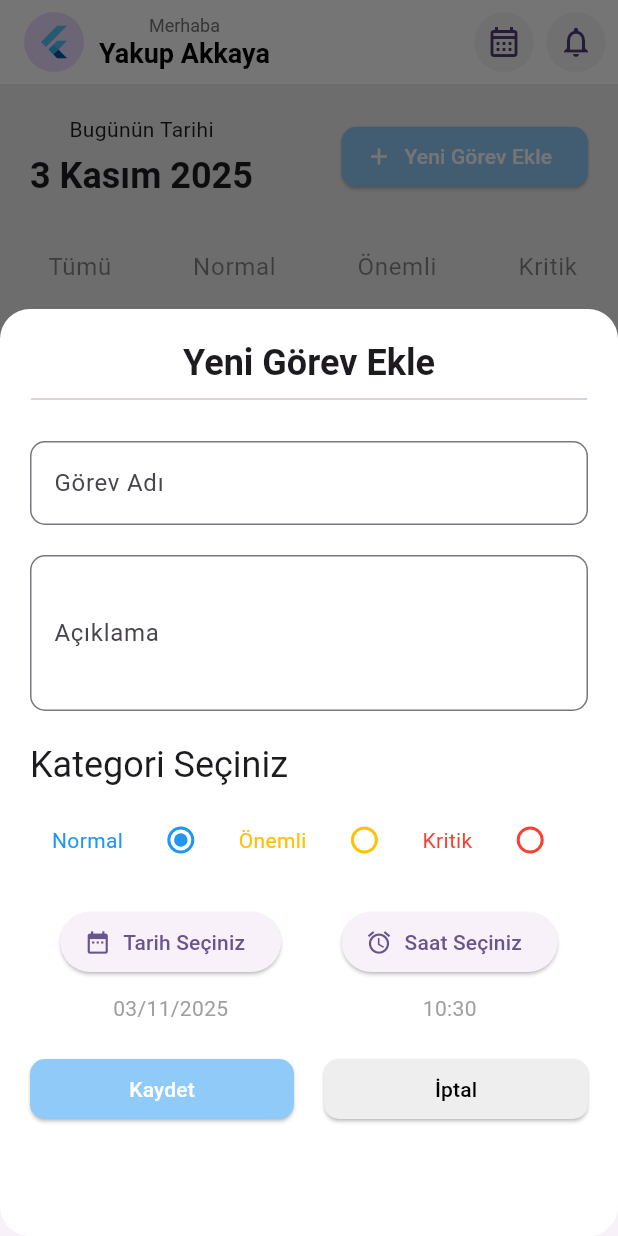
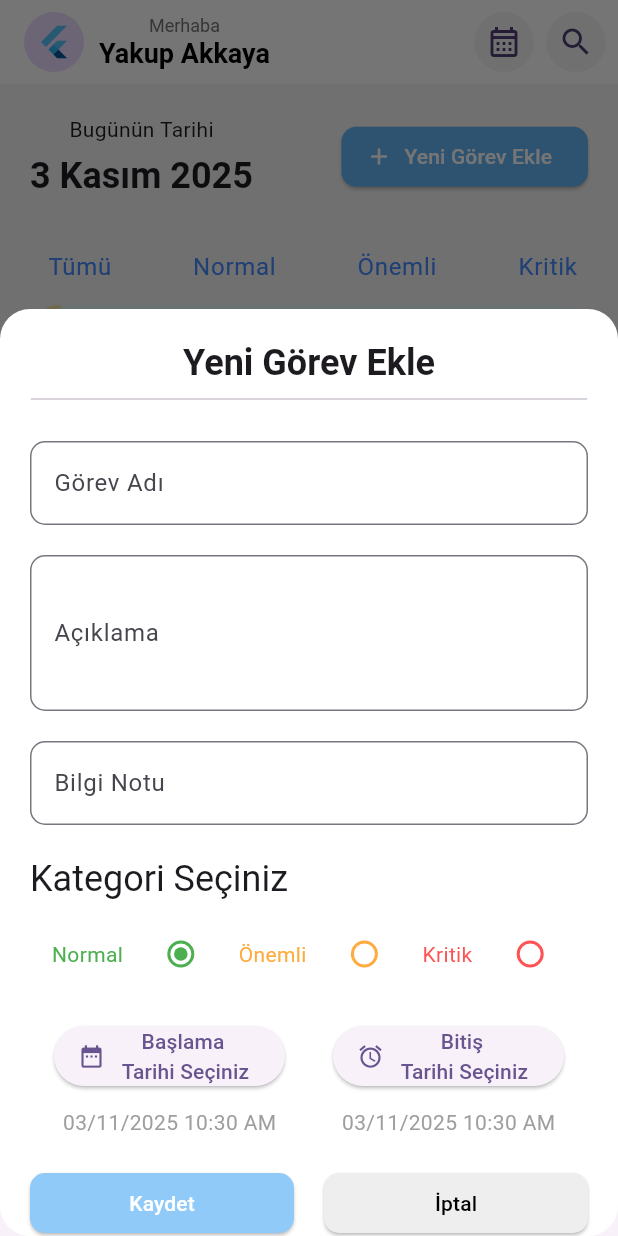
Before and after one commit to ykakkaya/todoapp-riverpod-firebase, a Flutter app: the screen it shows after launch, after a tap on "Yeni Görev Ekle", on a phone screen of 412 x 824 dp. Run offline on Flutter 3.47's test engine with Material 3 defaults, Android fonts, the phone set to English and light mode, and no system bars; our stand-ins replace flutter_datetime_picker_plus, flutter_riverpod, gap.

Commit message:
task-uı

```diff
--- a/lib/providers/taskProviders/category_radio_provider.dart
+++ b/lib/providers/taskProviders/category_radio_provider.dart
@@ -5,6 +5,10 @@ class RadioButtonNotifier extends Notifier<String> {
    build() {
     return 'Normal';
   }
+
+  void setRadioValue(String value) {
+    state = value;
+  }
 }
 
 final radioButtonProvider =
--- a/lib/providers/taskProviders/task_add_date_provider.dart
+++ b/lib/providers/taskProviders/task_add_date_provider.dart
@@ -1,6 +1,6 @@
 import 'package:flutter_riverpod/flutter_riverpod.dart';
 
-class TaskAddDateNotifier extends Notifier<DateTime> {
+class TaskAddStartDateNotifier extends Notifier<DateTime> {
   @override
    build() {
     return DateTime.now();
@@ -11,11 +11,11 @@ class TaskAddDateNotifier extends Notifier<DateTime> {
   }
 }
 
-final taskAddDateProvider =
-    NotifierProvider<TaskAddDateNotifier, DateTime>(TaskAddDateNotifier.new);
+final taskAddStartDateProvider =
+    NotifierProvider<TaskAddStartDateNotifier, DateTime>(TaskAddStartDateNotifier.new);
 
 
-class TaskAddTimeNotifier extends Notifier<DateTime> {
+class TaskAddEndTimeNotifier extends Notifier<DateTime> {
   @override
    build() {
     return DateTime.now();
@@ -25,5 +25,5 @@ class TaskAddTimeNotifier extends Notifier<DateTime> {
   }
 }
 
-final taskAddTimeProvider =
-    NotifierProvider<TaskAddTimeNotifier, DateTime>(TaskAddTimeNotifier.new);
+final taskAddEndTimeProvider =
+    NotifierProvider<TaskAddEndTimeNotifier, DateTime>(TaskAddEndTimeNotifier.new);
--- a/lib/utils/project_text.dart
+++ b/lib/utils/project_text.dart
@@ -8,10 +8,13 @@ class ProjectText {
   static final String taskNameHint = 'İş Giriniz...';
   static final String descriptionLabel = 'Açıklama';
   static final String descriptionHint = 'Açıklama Giriniz...';
+  static final String infoDescriptionLabel = 'Bilgi Notu';
+  static final String infoDescriptionHint = 'Bilgi Notu Giriniz...';
   static final String categorySelect = 'Kategori Seçiniz';
-  static final String dateSelect = 'Tarih Seçiniz';
-  static final String timeSelect = 'Saat Seçiniz';
+  static final String startDateSelect = 'Başlama\n Tarihi Seçiniz';
+  static final String endDateSelect = 'Bitiş\n Tarihi Seçiniz';
   static final String noDateSelected = 'Tarih Seçilmedi';
+
 
   static final String savedButton = 'Kaydet';
   static final String cancelButton = 'İptal';
--- a/lib/views/home_page.dart
+++ b/lib/views/home_page.dart
@@ -1,5 +1,7 @@
 import 'package:flutter/material.dart';
 import 'package:gap/gap.dart';
+import 'package:todoapp/widgets/TaskArea/personel_list.dart';
+import 'package:todoapp/widgets/TaskArea/task_card.dart';
 import 'package:todoapp/widgets/category_area.dart';
 import 'package:todoapp/widgets/custom_appbar.dart';
 import 'package:todoapp/widgets/task_top_area.dart';
@@ -10,20 +12,27 @@ class HomePage extends StatelessWidget {
   @override
   Widget build(BuildContext context) {
     return Scaffold(
-      backgroundColor: Colors.grey.shade200,
+      backgroundColor: Colors.grey.shade100,
       appBar: CustomAppbar(title: 'Yakup Akkaya',),
       body:Padding(
         padding: const EdgeInsets.symmetric(horizontal: 20),
-        child: SingleChildScrollView(
-          child:Column(
+        child: Column(
           children: [
             Gap(20),
             TaskTopArea(),
             Gap(20),
             CategoryArea(),
-
+            //TaskArea(),
+           Expanded(
+             child: ListView.separated(
+              itemCount: 25,
+              separatorBuilder: (BuildContext context, int index) => const Gap(20),
+              itemBuilder: (BuildContext context, int index) {
+                return TaskCard(index: index,);
+              },
+                         ),
+           )
           ],
-          )
         ),
       )
     );
--- /dev/null
+++ b/lib/widgets/TaskArea/personel_list.dart
@@ -0,0 +1,31 @@
+import 'package:flutter/material.dart';
+import 'package:gap/gap.dart';
+
+class PersonelList extends StatelessWidget {
+  const PersonelList({
+    super.key,
+  });
+
+  @override
+  Widget build(BuildContext context) {
+    return SizedBox(
+  height: 50, // veya Chip boyutuna uygun bir yükseklik
+  child: ListView.builder(
+    itemCount: 5,
+    scrollDirection: Axis.horizontal,
+    shrinkWrap: true,
+    itemBuilder: (context, index) {
+      return Row(
+        children: [
+          Chip(
+            label: const Text('Atanan Personel',style: TextStyle(color: Colors.white),),
+            backgroundColor: Colors.blueAccent,
+          ),
+          const Gap(10),
+        ],
+      );
+    },
+  ),
+);
+  }
+}
--- /dev/null
+++ b/lib/widgets/TaskArea/task_card.dart
@@ -0,0 +1,93 @@
+// ignore_for_file: public_member_api_docs, sort_constructors_first
+import 'package:flutter/material.dart';
+import 'package:gap/gap.dart';
+
+import 'package:todoapp/widgets/TaskArea/personel_list.dart';
+
+class TaskCard extends StatelessWidget {
+  int index;
+  TaskCard({
+    Key? key,
+    required this.index,
+  }) : super(key: key);
+
+  Color sideColor(index){
+    if(index%3==0){
+      return Colors.amberAccent.withValues(alpha: 0.4);
+    }else if(index%3==1){
+      return Colors.greenAccent.withValues(alpha: 0.4);
+    }else{
+      return Colors.blueAccent.withValues(alpha: 0.4);
+    }
+  }
+
+  @override
+  Widget build(BuildContext context) {
+    return ClipRRect(
+      borderRadius: BorderRadius.all(Radius.circular( 20)),
+      child: Container(
+
+        width: double.infinity,
+        decoration: BoxDecoration(
+          color: Colors.lightBlueAccent.withValues(alpha: 0.075),
+        ),
+        child: IntrinsicHeight(
+          child: Row(
+            crossAxisAlignment: CrossAxisAlignment.stretch,
+            children: [
+              //Yan Kategori Barı
+              Container(width: MediaQuery.of(context).size.width*0.05,
+              color: sideColor(index),
+              ),
+              //Ana İçerik Alanı
+              Expanded(
+                child: Padding(
+                  padding: const EdgeInsets.all(8.0),
+                  child: Column(
+                    crossAxisAlignment: CrossAxisAlignment.start,
+                    mainAxisSize: MainAxisSize.min,
+                    children: [
+                      Text('A8 Bilişim San.Tic.Ltd.Şti.',style: TextStyle(fontSize: 16,fontWeight: FontWeight.bold,decoration: TextDecoration.underline),
+                      ),
+                      Gap(10),
+                      Text("Açıklama Alanı:",style: TextStyle(fontWeight: FontWeight.bold,
+                      )),
+                      Text('Toplantı Notları Alınacak ve Müşteri ile Görüşülecek.Toplantı Notları Alınacak ve Müşteri ile Görüşülecek.Toplantı Notları Alınacak ve Müşteri ile Görüşülecek.',overflow: TextOverflow.ellipsis,
+                      maxLines: 2,),
+                      Gap(10),
+                      Text("Bilgi Notu:",style: TextStyle(fontWeight: FontWeight.bold),),
+                      Text('Bilgi Notu Buraya Gelecek.',overflow: TextOverflow.ellipsis,
+                      maxLines: 2,),
+                      Gap(10),
+                      Row(
+                        mainAxisAlignment: MainAxisAlignment.spaceBetween,
+                        children: [
+                          Column(
+                            children: [
+                              Text("Başlama Tarihi",style: TextStyle(fontWeight: FontWeight.bold),),
+                              Text('20.06.2025 13:00'),
+                            ],
+                          ),
+                           Column(
+                            children: [
+                              Text("Başlama Tarihi",style: TextStyle(fontWeight: FontWeight.bold),),
+                              Text('20.06.2025 15:00'),
+                            ],
+                          )
+                        ],
+                      ),
+
+                      PersonelList()
+                    ],
+                  ),
+                ),
+              ),
+              IconButton(onPressed: (){}, icon: Icon(Icons.settings_outlined,color: Colors.black26.withValues(alpha: 0.6),)),
+
+            ],
+          ),
+        ),
+      ),
+    );
+  }
+}
--- a/lib/widgets/category_area.dart
+++ b/lib/widgets/category_area.dart
@@ -19,7 +19,7 @@ class CategoryArea extends StatelessWidget {
         final item = categoryLabels[category] ?? category.name;
           return Row(
             children: [
-              TextButton(onPressed: (){}, child: Text(  item,style: Theme.of(context).textTheme.bodyLarge?.copyWith(color: Colors.black45),)),
+              TextButton(onPressed: (){}, child: Text(  item,style: Theme.of(context).textTheme.bodyLarge?.copyWith(color: Colors.blueAccent),)),
               Gap(30)
             ],
           );
--- a/lib/widgets/custom_appbar.dart
+++ b/lib/widgets/custom_appbar.dart
@@ -43,7 +43,7 @@ class _CustomAppbarState extends State<CustomAppbar> {
           child: CircleAvatar(
             backgroundColor: Colors.grey.shade100,
             child: IconButton(
-              icon: Icon(Icons.notifications_none),
+              icon: Icon(Icons.search_outlined),
               onPressed: () {},
             ),
           ),
--- a/lib/widgets/form/category_radio_group.dart
+++ b/lib/widgets/form/category_radio_group.dart
@@ -13,25 +13,25 @@ class CategoryRadioGroup extends ConsumerWidget {
     return RadioGroup(
       groupValue: ref.watch(radioButtonProvider),
       onChanged: (value) {
-       ref.read(radioButtonProvider.notifier).state = value!;
+       ref.read(radioButtonProvider.notifier).setRadioValue(value!);
       },
       child: Row(
         mainAxisAlignment: MainAxisAlignment.spaceEvenly,
         children: [
-          Text(CategoryEnum.Normal.label, style: TextStyle(color: Colors.blue)),
+          Text(CategoryEnum.Normal.label, style: TextStyle(color: Colors.green)),
           Radio(
             value: CategoryEnum.Normal.label,
-            fillColor: WidgetStatePropertyAll(Colors.blue),
+            fillColor: WidgetStatePropertyAll(Colors.green),
           ),
-          Text(CategoryEnum.Onemli.label, style: TextStyle(color: Colors.amber)),
+          Text(CategoryEnum.Onemli.label, style: TextStyle(color: Colors.orangeAccent)),
           Radio(
             value: CategoryEnum.Onemli.label,
-            fillColor: WidgetStatePropertyAll(Colors.amber),
+            fillColor: WidgetStatePropertyAll(Colors.orangeAccent),
           ),
-          Text(CategoryEnum.Kritik.label, style: TextStyle(color: Colors.red)),
+          Text(CategoryEnum.Kritik.label, style: TextStyle(color: Colors.redAccent)),
           Radio(
             value: CategoryEnum.Kritik.label,
-            fillColor: WidgetStatePropertyAll(Colors.red),
+            fillColor: WidgetStatePropertyAll(Colors.redAccent),
           ),
 
         ],
--- a/lib/widgets/form/form_button.dart
+++ b/lib/widgets/form/form_button.dart
@@ -5,7 +5,7 @@ class FormButton extends StatelessWidget {
   final String buttonText;
   final Color backgroundColor;
   final Color textColor;
-  FormButton({
+  const FormButton({
     Key? key,
     required this.buttonText,
     required this.backgroundColor,
--- a/lib/widgets/form/form_datetime_select.dart
+++ b/lib/widgets/form/form_datetime_select.dart
@@ -16,36 +16,36 @@ class FormDateTimeSelect extends ConsumerWidget {
     return Row(
       mainAxisAlignment: MainAxisAlignment.spaceAround,
       children: [
-        //Tarih Seçici Butonu
+        //Başlama Tarih Seçici
             Column(
               children: [
                 ElevatedButton.icon(onPressed: (){
-                  DatePicker.showDatePicker(context,
+                  DatePicker.showDateTimePicker(context,
                   showTitleActions: true,
                    onConfirm: (date) {
-                    ref.read(taskAddDateProvider.notifier).setDate(date);
+                    ref.read(taskAddStartDateProvider.notifier).setDate(date);
                   },
                   minTime: DateTime(2020, 1, 1),
                   currentTime: DateTime.now(),
                   locale: LocaleType.tr);
-                }, label: Text(ProjectText.dateSelect,), icon: Icon(Icons.date_range)),
+                }, label: Text(ProjectText.startDateSelect,textAlign: TextAlign.center,), icon: Icon(Icons.date_range)),
                 Gap(10),
-                Text(ref.watch(taskAddDateProvider) == null ? ProjectText.noDateSelected : DateFormat('dd/MM/yyyy').format(ref.watch(taskAddDateProvider)!),style: TextStyle(color: Colors.grey), )
+                Text(DateFormat('dd/MM/yyyy hh:mm a').format(ref.watch(taskAddStartDateProvider)!),style: TextStyle(color: Colors.grey), ),
               ],
             ),
-        //Saat Seçici Butonu
+        //Bitiş Tarih Seçici
            Column(
              children: [
                ElevatedButton.icon(onPressed: (){
-                  DatePicker.showTimePicker(context,
+                  DatePicker.showDateTimePicker(context,
                   showTitleActions: true, onConfirm: (date) {
-                    ref.read(taskAddTimeProvider.notifier).setTime(date);
+                    ref.read(taskAddEndTimeProvider.notifier).setTime(date);
                   }, currentTime: DateTime.now(),
                   locale: LocaleType.tr
                   );
-               }, label: Text(ProjectText.timeSelect), icon: Icon(Icons.alarm)),
+               }, label: Text(ProjectText.endDateSelect,textAlign: TextAlign.center,), icon: Icon(Icons.alarm)),
                 Gap(10),
-                  Text(ref.watch(taskAddTimeProvider) == null ? ProjectText.noDateSelected : DateFormat('hh:mm').format(ref.watch(taskAddTimeProvider)!),style: TextStyle(color: Colors.grey), )
+                  Text(DateFormat('dd/MM/yyyy hh:mm a').format(ref.watch(taskAddEndTimeProvider)!),style: TextStyle(color: Colors.grey), )
              ],
            ),
       ],
--- a/lib/widgets/form/form_name_text.dart
+++ b/lib/widgets/form/form_name_text.dart
@@ -2,7 +2,7 @@ import 'package:flutter/material.dart';
 
 class FormNameText extends StatelessWidget {
   final String title;
-   FormNameText({
+   const FormNameText({
     Key? key,
     required this.title,
   }) : super(key: key);
--- a/lib/widgets/form/task_input.dart
+++ b/lib/widgets/form/task_input.dart
@@ -5,7 +5,7 @@ class TaskInput extends StatelessWidget {
   final String labelText;
   final String hintText;
   final int maxLine;
-  TaskInput({
+  const TaskInput({
     Key? key,
     required this.labelText,
     required this.hintText,
--- a/lib/widgets/new_task_form.dart
+++ b/lib/widgets/new_task_form.dart
@@ -1,13 +1,7 @@
 // ignore_for_file: public_member_api_docs, sort_constructors_first
-import 'package:flutter/cupertino.dart';
 import 'package:flutter/material.dart';
-import 'package:flutter_datetime_picker_plus/flutter_datetime_picker_plus.dart';
 import 'package:flutter_riverpod/flutter_riverpod.dart';
 import 'package:gap/gap.dart';
-import 'package:intl/intl.dart';
-import 'package:todoapp/providers/taskProviders/category_radio_provider.dart';
-import 'package:todoapp/providers/taskProviders/task_add_date_provider.dart';
-import 'package:todoapp/utils/category_enum.dart';
 import 'package:todoapp/utils/project_text.dart';
 import 'package:todoapp/widgets/form/category_radio_group.dart';
 import 'package:todoapp/widgets/form/form_button.dart';
@@ -45,6 +39,8 @@ class NewTaskForm extends ConsumerWidget {
                     Gap(20),
                     TaskInput(labelText: ProjectText.descriptionLabel, hintText: ProjectText.descriptionHint,maxLine: 3,),
                     Gap(20),
+                    TaskInput(labelText: ProjectText.infoDescriptionLabel, hintText: ProjectText.infoDescriptionHint),
+                    Gap(20),
                     Text(
                       ProjectText.categorySelect,
                       style: Theme.of(context).textTheme.headlineSmall,
--- a/lib/widgets/task_top_area.dart
+++ b/lib/widgets/task_top_area.dart
@@ -32,7 +32,7 @@ class TaskTopArea extends StatelessWidget {
           });
         }, label: Text(ProjectText.newTask,style: TextStyle(color: Colors.white),), icon: Icon(Icons.add,color: Colors.white,),
         style: ElevatedButton.styleFrom(
-          backgroundColor: Colors.blue.shade200,
+          backgroundColor: Colors.blue.shade300,
           shape: RoundedRectangleBorder(
             borderRadius: BorderRadius.circular(10)
           )
```
Lines whose indentation alone changed are shown as unchanged.
